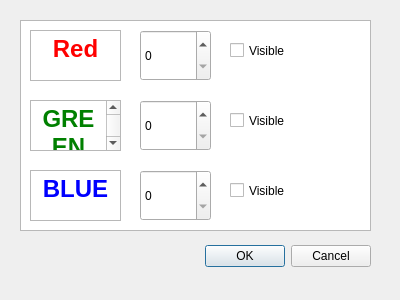
First picture: the form in Worksheet5/Qt_Application/optiondialog.ui, repository Kajeban/3D-Model-Visualisation-Software, before the edit.
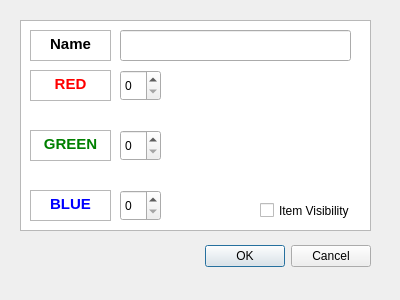
Second picture: the form after the edit.

Commit message: Updated Worksheet 5 (Ex 10) -with custom dialog

What changed in the file:
```diff
--- a/Worksheet5/Qt_Application/optiondialog.ui
+++ b/Worksheet5/Qt_Application/optiondialog.ui
@@ -39,7 +39,7 @@
     </rect>
    </property>
    <property name="sizePolicy">
-    <sizepolicy hsizetype="Fixed" vsizetype="Expanding">
+    <sizepolicy hsizetype="Expanding" vsizetype="Expanding">
      <horstretch>0</horstretch>
      <verstretch>0</verstretch>
     </sizepolicy>
@@ -48,33 +48,23 @@
   <widget class="QSpinBox" name="spinBox">
    <property name="geometry">
     <rect>
-     <x>140</x>
-     <y>30</y>
-     <width>71</width>
-     <height>51</height>
+     <x>120</x>
+     <y>70</y>
+     <width>41</width>
+     <height>31</height>
     </rect>
    </property>
   </widget>
-  <widget class="QCheckBox" name="checkBox">
-   <property name="geometry">
-    <rect>
-     <x>230</x>
-     <y>30</y>
-     <width>61</width>
-     <height>41</height>
-    </rect>
-   </property>
-   <property name="text">
-    <string>Visible</string>
-   </property>
-  </widget>
   <widget class="QTextEdit" name="textEdit">
+   <property name="enabled">
+    <bool>true</bool>
+   </property>
    <property name="geometry">
     <rect>
      <x>30</x>
-     <y>30</y>
-     <width>91</width>
-     <height>51</height>
+     <y>70</y>
+     <width>81</width>
+     <height>31</height>
     </rect>
    </property>
    <property name="readOnly">
@@ -88,16 +78,16 @@
 li.unchecked::marker { content: &quot;\2610&quot;; }
 li.checked::marker { content: &quot;\2612&quot;; }
 &lt;/style&gt;&lt;/head&gt;&lt;body style=&quot; font-family:'Segoe UI'; font-size:9pt; font-weight:400; font-style:normal;&quot;&gt;
-&lt;p align=&quot;center&quot; style=&quot; margin-top:0px; margin-bottom:0px; margin-left:0px; margin-right:0px; -qt-block-indent:0; text-indent:0px;&quot;&gt;&lt;span style=&quot; font-size:18pt; font-weight:700; color:#ff0000;&quot;&gt;Red&lt;/span&gt;&lt;/p&gt;&lt;/body&gt;&lt;/html&gt;</string>
+&lt;p align=&quot;center&quot; style=&quot; margin-top:0px; margin-bottom:0px; margin-left:0px; margin-right:0px; -qt-block-indent:0; text-indent:0px;&quot;&gt;&lt;span style=&quot; font-size:11pt; font-weight:700; color:#ff0000;&quot;&gt;RED&lt;/span&gt;&lt;/p&gt;&lt;/body&gt;&lt;/html&gt;</string>
    </property>
   </widget>
   <widget class="QTextEdit" name="textEdit_2">
    <property name="geometry">
     <rect>
      <x>30</x>
-     <y>100</y>
-     <width>91</width>
-     <height>51</height>
+     <y>130</y>
+     <width>81</width>
+     <height>31</height>
     </rect>
    </property>
    <property name="readOnly">
@@ -111,16 +101,16 @@
 li.unchecked::marker { content: &quot;\2610&quot;; }
 li.checked::marker { content: &quot;\2612&quot;; }
 &lt;/style&gt;&lt;/head&gt;&lt;body style=&quot; font-family:'Segoe UI'; font-size:9pt; font-weight:400; font-style:normal;&quot;&gt;
-&lt;p align=&quot;center&quot; style=&quot; margin-top:0px; margin-bottom:0px; margin-left:0px; margin-right:0px; -qt-block-indent:0; text-indent:0px;&quot;&gt;&lt;span style=&quot; font-size:18pt; font-weight:700; color:#008000;&quot;&gt;GREEN&lt;/span&gt;&lt;/p&gt;&lt;/body&gt;&lt;/html&gt;</string>
+&lt;p align=&quot;center&quot; style=&quot; margin-top:0px; margin-bottom:0px; margin-left:0px; margin-right:0px; -qt-block-indent:0; text-indent:0px;&quot;&gt;&lt;span style=&quot; font-size:11pt; font-weight:700; color:#008000;&quot;&gt;GREEN&lt;/span&gt;&lt;/p&gt;&lt;/body&gt;&lt;/html&gt;</string>
    </property>
   </widget>
   <widget class="QTextEdit" name="textEdit_3">
    <property name="geometry">
     <rect>
      <x>30</x>
-     <y>170</y>
-     <width>91</width>
-     <height>51</height>
+     <y>190</y>
+     <width>81</width>
+     <height>31</height>
     </rect>
    </property>
    <property name="readOnly">
@@ -134,54 +124,74 @@
 li.unchecked::marker { content: &quot;\2610&quot;; }
 li.checked::marker { content: &quot;\2612&quot;; }
 &lt;/style&gt;&lt;/head&gt;&lt;body style=&quot; font-family:'Segoe UI'; font-size:9pt; font-weight:400; font-style:normal;&quot;&gt;
-&lt;p align=&quot;center&quot; style=&quot; margin-top:0px; margin-bottom:0px; margin-left:0px; margin-right:0px; -qt-block-indent:0; text-indent:0px;&quot;&gt;&lt;span style=&quot; font-size:18pt; font-weight:700; color:#0000ff;&quot;&gt;BLUE&lt;/span&gt;&lt;/p&gt;&lt;/body&gt;&lt;/html&gt;</string>
+&lt;p align=&quot;center&quot; style=&quot; margin-top:0px; margin-bottom:0px; margin-left:0px; margin-right:0px; -qt-block-indent:0; text-indent:0px;&quot;&gt;&lt;span style=&quot; font-size:11pt; font-weight:700; color:#0000ff;&quot;&gt;BLUE&lt;/span&gt;&lt;/p&gt;&lt;/body&gt;&lt;/html&gt;</string>
+   </property>
+  </widget>
+  <widget class="QCheckBox" name="checkBox_3">
+   <property name="geometry">
+    <rect>
+     <x>260</x>
+     <y>190</y>
+     <width>111</width>
+     <height>41</height>
+    </rect>
+   </property>
+   <property name="text">
+    <string>Item Visibility</string>
    </property>
   </widget>
   <widget class="QSpinBox" name="spinBox_2">
    <property name="geometry">
     <rect>
-     <x>140</x>
-     <y>100</y>
-     <width>71</width>
-     <height>51</height>
+     <x>120</x>
+     <y>130</y>
+     <width>41</width>
+     <height>31</height>
     </rect>
    </property>
   </widget>
   <widget class="QSpinBox" name="spinBox_3">
    <property name="geometry">
     <rect>
-     <x>140</x>
-     <y>170</y>
-     <width>71</width>
-     <height>51</height>
+     <x>120</x>
+     <y>190</y>
+     <width>41</width>
+     <height>31</height>
     </rect>
    </property>
   </widget>
-  <widget class="QCheckBox" name="checkBox_2">
+  <widget class="QTextEdit" name="textEdit_4">
+   <property name="enabled">
+    <bool>true</bool>
+   </property>
    <property name="geometry">
     <rect>
-     <x>230</x>
-     <y>100</y>
-     <width>61</width>
-     <height>41</height>
+     <x>30</x>
+     <y>30</y>
+     <width>81</width>
+     <height>31</height>
     </rect>
    </property>
-   <property name="text">
-    <string>Visible</string>
+   <property name="html">
+    <string>&lt;!DOCTYPE HTML PUBLIC &quot;-//W3C//DTD HTML 4.0//EN&quot; &quot;http://www.w3.org/TR/REC-html40/strict.dtd&quot;&gt;
+&lt;html&gt;&lt;head&gt;&lt;meta name=&quot;qrichtext&quot; content=&quot;1&quot; /&gt;&lt;meta charset=&quot;utf-8&quot; /&gt;&lt;style type=&quot;text/css&quot;&gt;
+p, li { white-space: pre-wrap; }
+hr { height: 1px; border-width: 0; }
+li.unchecked::marker { content: &quot;\2610&quot;; }
+li.checked::marker { content: &quot;\2612&quot;; }
+&lt;/style&gt;&lt;/head&gt;&lt;body style=&quot; font-family:'Segoe UI'; font-size:9pt; font-weight:400; font-style:normal;&quot;&gt;
+&lt;p align=&quot;center&quot; style=&quot; margin-top:0px; margin-bottom:0px; margin-left:0px; margin-right:0px; -qt-block-indent:0; text-indent:0px;&quot;&gt;&lt;span style=&quot; font-size:11pt; font-weight:700;&quot;&gt;Name&lt;/span&gt;&lt;/p&gt;&lt;/body&gt;&lt;/html&gt;</string>
    </property>
   </widget>
-  <widget class="QCheckBox" name="checkBox_3">
+  <widget class="QLineEdit" name="lineEdit">
    <property name="geometry">
     <rect>
-     <x>230</x>
-     <y>170</y>
-     <width>61</width>
-     <height>41</height>
+     <x>120</x>
+     <y>30</y>
+     <width>231</width>
+     <height>31</height>
     </rect>
    </property>
-   <property name="text">
-    <string>Visible</string>
-   </property>
   </widget>
  </widget>
  <resources/>
```
The commit also changes 4 other files.
